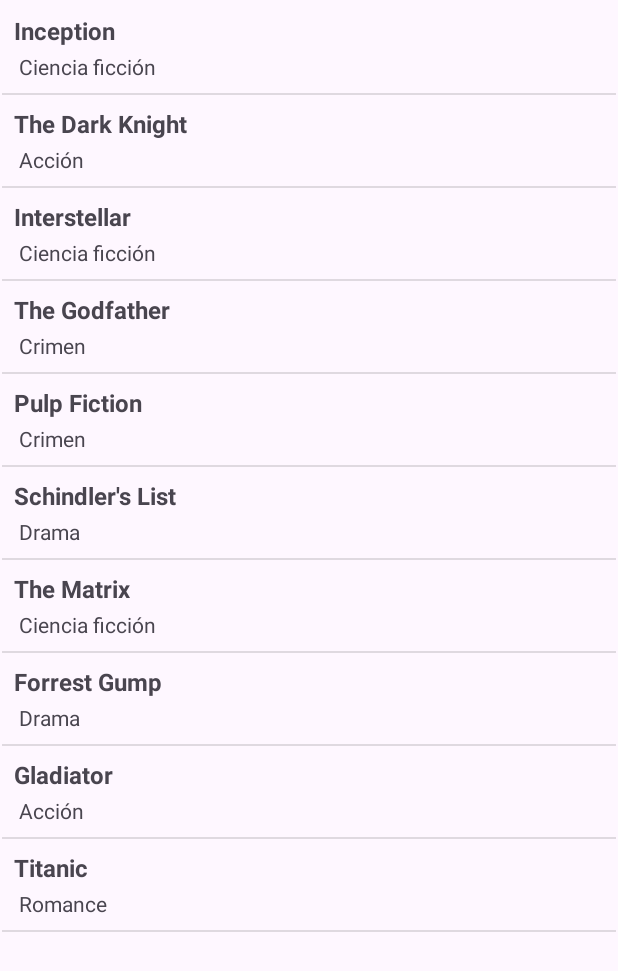
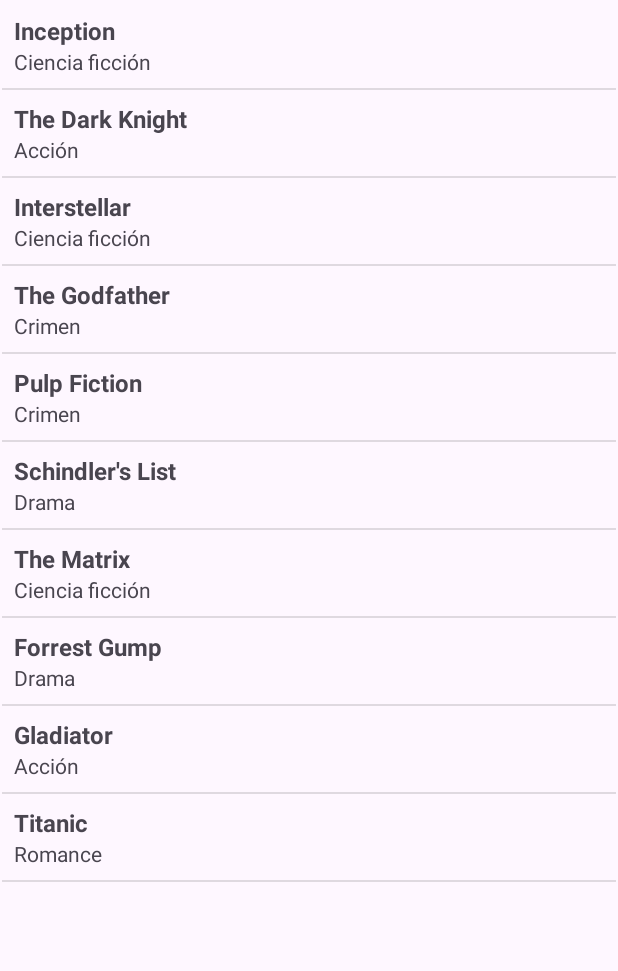
Before and after one commit to IARFLOW/EJFragments, an Android app: the screen it shows after launch (MainActivity), on a phone screen of 412 x 824 dp. Shown: the top 971 px of the screen. Run offline under Robolectric (Android 15) with nearby library versions, the phone set to English and light mode, and no system bars.

Commit message:
prueba de cambios

```diff
--- a/app/src/main/res/layout/pelicula_element.xml
+++ b/app/src/main/res/layout/pelicula_element.xml
@@ -20,7 +20,6 @@
     <TextView
         android:id="@+id/tvGeneroPelicula"
         android:layout_width="0dp"
-        android:layout_margin="3dp"
         android:layout_height="wrap_content"
         android:text="TextView"
         android:textSize="14sp"
```
